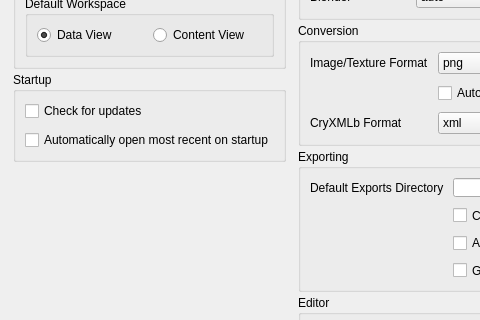
summerkirakira/StarFabNeo, file starfab/resources/ui/SettingsDialog.ui: the form before one commit; both pictures show x 0 to 480 and y 118 to 438 of the 800 by 600 pixel window.
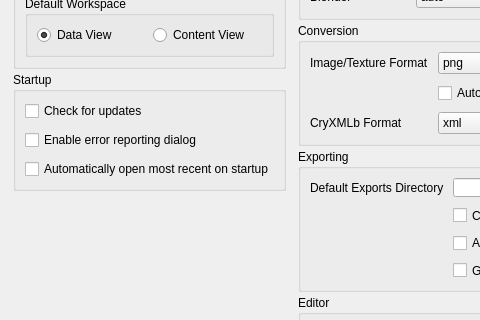
The form after the commit.

Commit message: Added error reporting

What changed in the file:
```diff
--- a/starfab/resources/ui/SettingsDialog.ui
+++ b/starfab/resources/ui/SettingsDialog.ui
@@ -230,6 +230,13 @@
               </property>
              </widget>
             </item>
+            <item>
+             <widget class="QCheckBox" name="enableErrorReporting">
+              <property name="text">
+               <string>Enable error reporting dialog</string>
+              </property>
+             </widget>
+            </item>
             <item>
              <widget class="QCheckBox" name="autoOpenMostRecent">
               <property name="text">
```
The commit also changes 7 other files.
